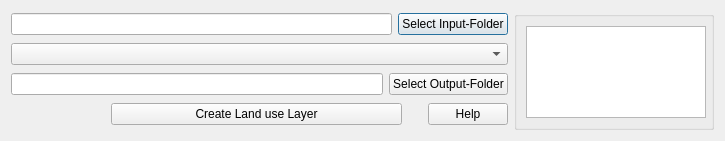
Qt form QTalsim/qtalsim_landuse.ui (sydroconsult/QTalsim) before a commit.
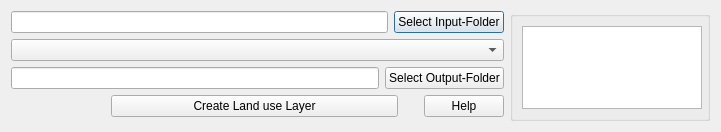
The same form after that commit. Custom widgets are drawn as their Qt base class.

```diff
--- a/QTalsim/qtalsim_landuse.ui
+++ b/QTalsim/qtalsim_landuse.ui
@@ -6,8 +6,8 @@
    <rect>
     <x>0</x>
     <y>0</y>
-    <width>725</width>
-    <height>141</height>
+    <width>721</width>
+    <height>132</height>
    </rect>
   </property>
   <property name="windowTitle">
```
